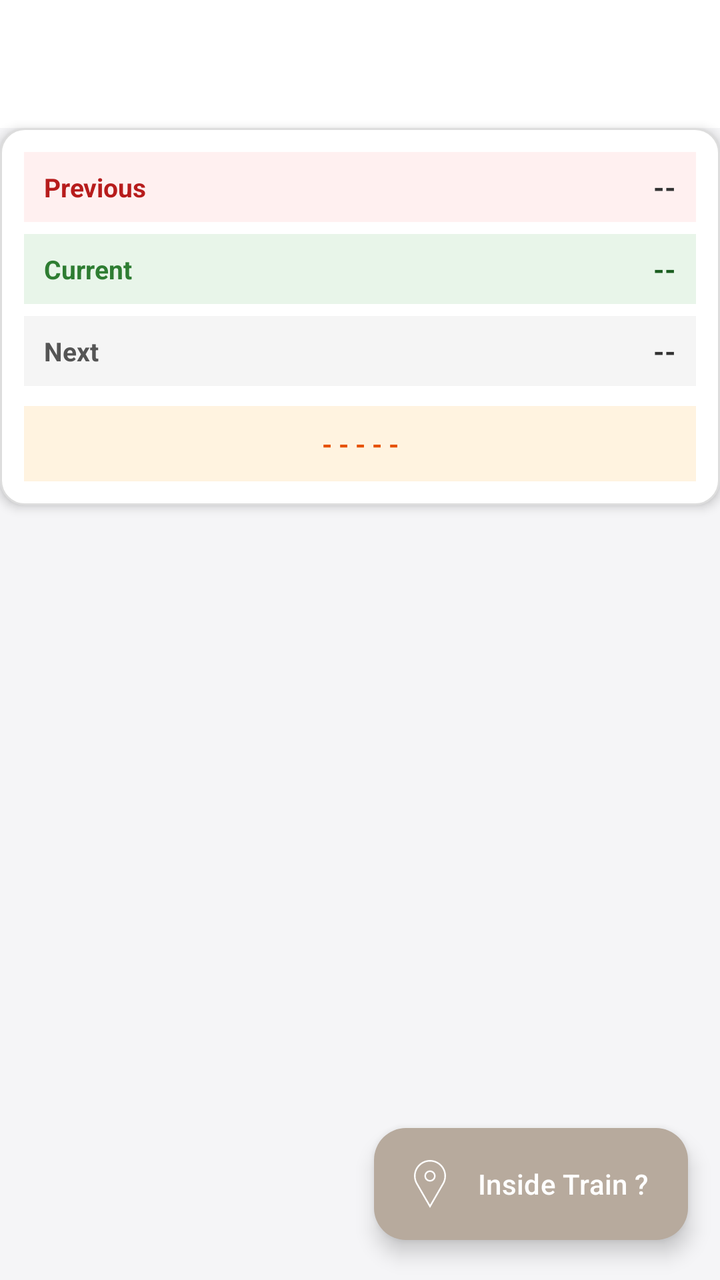
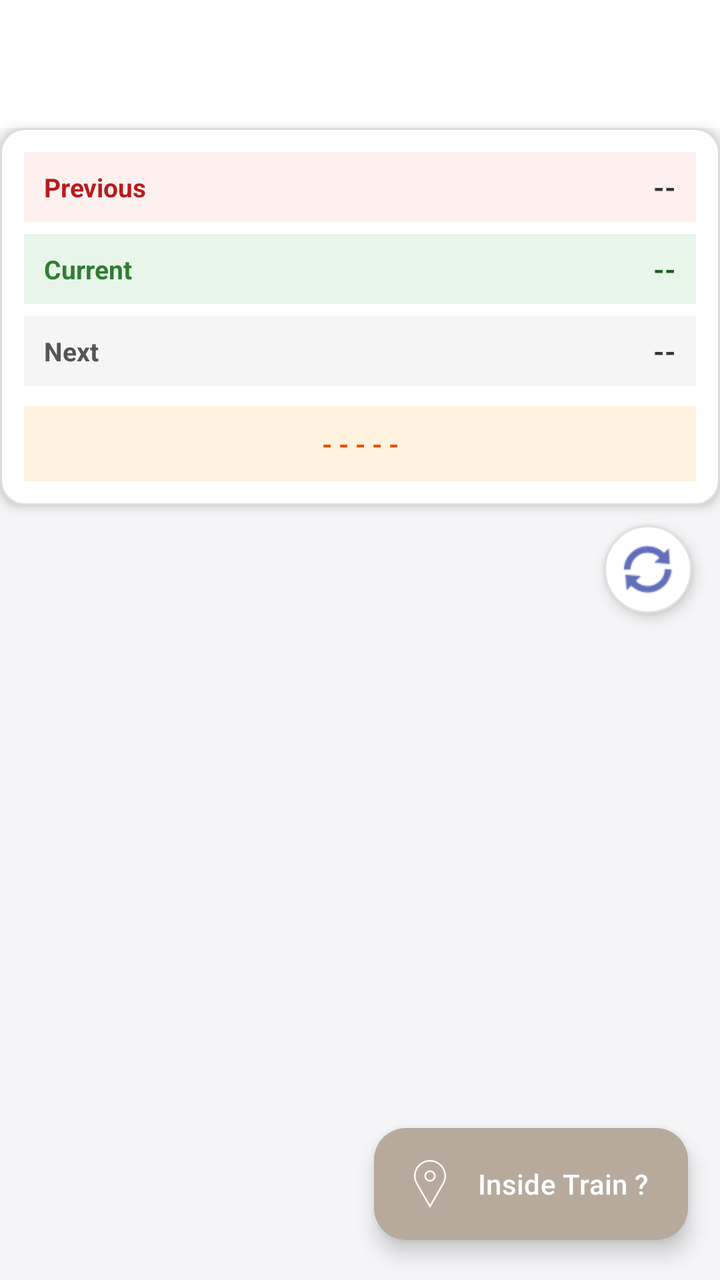

The first picture is an Android layout as it rendered before a commit; the second is the same layout after the commit. The layout source and the unified diff follow.
<!-- AndroidManifest.xml: application theme Theme.RailRadar -->
<!-- res/layout/live_train_tracking_combined_main.xml -->
<LinearLayout xmlns:android="http://schemas.android.com/apk/res/android"
    android:layout_height="match_parent"
    android:layout_width="match_parent"
    xmlns:app="http://schemas.android.com/apk/res-auto"
    android:orientation="vertical">
    <include layout="@layout/custom_toolbar" />
    <include layout="@layout/live_train_tracking_header_route_columns" />
    <androidx.recyclerview.widget.RecyclerView
        android:layout_width="match_parent"
        android:layout_height="match_parent"
        android:id="@+id/live_train_tracking_recycler_view"
        android:layout_weight="1"
        android:clipChildren="false"
        android:clipToPadding="false"
        />
    <com.google.android.material.floatingactionbutton.ExtendedFloatingActionButton
        android:id="@+id/insideTrainBtn"
        android:layout_width="wrap_content"
        android:layout_height="wrap_content"
        android:layout_gravity="bottom|end"
        android:layout_marginEnd="16dp"
        android:layout_marginBottom="20dp"
        android:text="Inside Train ?"
        android:textColor="#FFFFFF"
        app:icon="@drawable/nearby_station_icon"
        app:iconTint="#FFFFFF"
        app:backgroundTint="#B7AA9D"
        app:cornerRadius="24dp"
        app:elevation="6dp" />

</LinearLayout>
<!-- res/layout/custom_toolbar.xml (included above) -->
<?xml version="1.0" encoding="utf-8"?>
<com.google.android.material.appbar.AppBarLayout android:layout_width="match_parent"
    android:id="@+id/customAppBarLayout"
    android:layout_height="wrap_content"
    xmlns:android="http://schemas.android.com/apk/res/android"
    xmlns:app="http://schemas.android.com/apk/res-auto">

    <androidx.appcompat.widget.Toolbar
            android:layout_width="match_parent"
            android:layout_height="wrap_content"
            android:id="@+id/application_custom_toolbar"
            >
        </androidx.appcompat.widget.Toolbar>
    </com.google.android.material.appbar.AppBarLayout>
<!-- res/layout/live_train_tracking_header_route_columns.xml (included above) -->
<?xml version="1.0" encoding="utf-8"?>
<LinearLayout xmlns:android="http://schemas.android.com/apk/res/android"
    android:layout_width="match_parent"
    android:layout_height="wrap_content"
    android:orientation="vertical"
    android:background="@drawable/bg_passenger_pnr_card"
    android:padding="12dp"
    android:elevation="3dp">

    
    <LinearLayout
        android:layout_width="match_parent"
        android:layout_height="wrap_content"
        android:orientation="horizontal"
        android:paddingVertical="8dp"
        android:paddingHorizontal="10dp"
        android:background="#FFF0F0"
        android:gravity="center_vertical">

        <TextView
            android:layout_width="0dp"
            android:layout_height="wrap_content"
            android:layout_weight="1"
            android:text="Previous"
            android:textStyle="bold"
            android:textSize="13sp"
            android:textColor="#B71C1C" />

        <TextView
            android:id="@+id/trackingHeaderPreviousStation"
            android:layout_width="0dp"
            android:layout_height="wrap_content"
            android:layout_weight="1.6"
            android:text="--"
            android:textSize="14sp"
            android:textStyle="bold"
            android:textColor="#333333"
            android:gravity="end"
            android:maxLines="1"
            android:ellipsize="end" />
    </LinearLayout>

    
    <LinearLayout
        android:layout_width="match_parent"
        android:layout_height="wrap_content"
        android:orientation="horizontal"
        android:layout_marginTop="6dp"
        android:paddingVertical="8dp"
        android:paddingHorizontal="10dp"
        android:background="#E8F5E9"
        android:gravity="center_vertical">

        <TextView
            android:layout_width="0dp"
            android:layout_height="wrap_content"
            android:layout_weight="1"
            android:text="Current"
            android:textStyle="bold"
            android:textSize="13sp"
            android:textColor="#2E7D32" />

        <TextView
            android:id="@+id/trackingHeaderCurrentStation"
            android:layout_width="0dp"
            android:layout_height="wrap_content"
            android:layout_weight="1.6"
            android:text="--"
            android:textSize="14sp"
            android:textStyle="bold"
            android:textColor="#1B5E20"
            android:gravity="end"
            android:maxLines="1"
            android:ellipsize="end" />
    </LinearLayout>

    
    <LinearLayout
        android:layout_width="match_parent"
        android:layout_height="wrap_content"
        android:orientation="horizontal"
        android:layout_marginTop="6dp"
        android:paddingVertical="8dp"
        android:paddingHorizontal="10dp"
        android:background="#F5F5F5"
        android:gravity="center_vertical">

        <TextView
            android:layout_width="0dp"
            android:layout_height="wrap_content"
            android:layout_weight="1"
            android:text="Next"
            android:textStyle="bold"
            android:textSize="13sp"
            android:textColor="#555555" />

        <TextView
            android:id="@+id/trackingHeaderNextStation"
            android:layout_width="0dp"
            android:layout_height="wrap_content"
            android:layout_weight="1.6"
            android:text="--"
            android:textSize="14sp"
            android:textStyle="bold"
            android:textColor="#333333"
            android:gravity="end"
            android:maxLines="1"
            android:ellipsize="end" />
    </LinearLayout>

    
    <TextView
        android:id="@+id/trackingHeaderStatusInfo"
        android:layout_width="match_parent"
        android:layout_height="wrap_content"
        android:layout_marginTop="10dp"
        android:paddingVertical="10dp"
        android:paddingHorizontal="12dp"
        android:background="#FFF3E0"
        android:text="- - - - -"
        android:textAlignment="center"
        android:textSize="13sp"
        android:textStyle="bold"
        android:textColor="#E65100" />

</LinearLayout>
<!-- resources referenced by this layout -->
<resources>
  <!-- drawable bg_passenger_pnr_card (drawable) -->
  <?xml version="1.0" encoding="utf-8"?>
  <shape xmlns:android="http://schemas.android.com/apk/res/android"
      android:shape="rectangle">
  
      
      <corners android:radius="12dp" />
  
      
      <solid android:color="@android:color/white" />
  
      
      <stroke
          android:width="1dp"
          android:color="#DDDDDD" />
  </shape>
  <!-- drawable nearby_station_icon (drawable) -->
  <vector xmlns:android="http://schemas.android.com/apk/res/android"
      android:width="800dp"
      android:height="800dp"
      android:viewportWidth="32"
      android:viewportHeight="32">
    <path
        android:pathData="M16.001,1.072c5.291,0 9.596,4.305 9.596,9.597 0,1.683 -0.446,3.341 -1.29,4.799l-8.307,14.394 -8.308,-14.395c-0.843,-1.456 -1.289,-3.115 -1.289,-4.798 0,-5.292 4.305,-9.597 9.597,-9.597zM16.001,14.4c2.058,0 3.731,-1.674 3.731,-3.731s-1.674,-3.731 -3.731,-3.731c-2.058,0 -3.732,1.674 -3.732,3.731s1.674,3.731 3.732,3.731zM16.001,0.006c-5.889,0 -10.663,4.775 -10.663,10.663 0,1.945 0.523,3.762 1.432,5.332l9.23,15.994 9.23,-15.994c0.909,-1.57 1.432,-3.387 1.432,-5.332 0,-5.888 -4.774,-10.663 -10.662,-10.663v0zM16.001,13.334c-1.472,0 -2.666,-1.193 -2.666,-2.665 0,-1.471 1.194,-2.665 2.666,-2.665s2.665,1.194 2.665,2.665c0,1.472 -1.193,2.665 -2.665,2.665v0z"
        android:fillColor="#000000"/>
  </vector>
  <style name="Theme.RailRadar" parent="Theme.Material3.DayNight.NoActionBar">
  
          
          <item name="colorPrimary">#1E3A8A</item>
          <item name="colorOnPrimary">#FFFFFF</item>
          <item name="colorPrimaryContainer">#DBE1FF</item>
          <item name="colorOnPrimaryContainer">#00174B</item>
  
          
          <item name="colorSecondary">#FF6E40</item>
          <item name="colorOnSecondary">#FFFFFF</item>
          <item name="colorSecondaryContainer">#FFDBCF</item>
          <item name="colorOnSecondaryContainer">#3A0B00</item>
  
          
          <item name="android:colorBackground">#F5F5F7</item>
          <item name="colorSurface">#FFFFFF</item>
          <item name="colorOnSurface">#1A1A1A</item>
          <item name="colorOnSurfaceVariant">#5C5C5C</item>
  
          
          <item name="android:statusBarColor">?attr/colorPrimary</item>
          <item name="android:windowLightStatusBar">false</item>
  
      </style>
</resources>

<!-- the commit's change to res/layout/live_train_tracking_combined_main.xml (unified diff, before → after) -->
@@ -1,32 +1,59 @@
+<?xml version="1.0" encoding="utf-8"?>
 <LinearLayout xmlns:android="http://schemas.android.com/apk/res/android"
+    xmlns:app="http://schemas.android.com/apk/res-auto"
+    android:layout_width="match_parent"
     android:layout_height="match_parent"
-    android:layout_width="match_parent"
-    xmlns:app="http://schemas.android.com/apk/res-auto"
     android:orientation="vertical">
+
     <include layout="@layout/custom_toolbar" />
+
     <include layout="@layout/live_train_tracking_header_route_columns" />
-    <androidx.recyclerview.widget.RecyclerView
-        android:layout_width="match_parent"
-        android:layout_height="match_parent"
-        android:id="@+id/live_train_tracking_recycler_view"
-        android:layout_weight="1"
-        android:clipChildren="false"
-        android:clipToPadding="false"
-        />
-    <com.google.android.material.floatingactionbutton.ExtendedFloatingActionButton
-        android:id="@+id/insideTrainBtn"
-        android:layout_width="wrap_content"
-        android:layout_height="wrap_content"
-        android:layout_gravity="bottom|end"
-        android:layout_marginEnd="16dp"
-        android:layout_marginBottom="20dp"
-        android:text="Inside Train ?"
-        android:textColor="#FFFFFF"
-        app:icon="@drawable/nearby_station_icon"
-        app:iconTint="#FFFFFF"
-        app:backgroundTint="#B7AA9D"
-        app:cornerRadius="24dp"
-        app:elevation="6dp" />
+
+    
+    <FrameLayout
+        android:layout_width="match_parent"
+        android:layout_height="0dp"
+        android:layout_weight="1">
+
+        <androidx.recyclerview.widget.RecyclerView
+            android:id="@+id/live_train_tracking_recycler_view"
+            android:layout_width="match_parent"
+            android:layout_height="match_parent"
+            android:clipChildren="false"
+            android:clipToPadding="false"
+            android:paddingBottom="80dp" />
+
+        
+        <ImageButton
+            android:id="@+id/btnRefreshLiveTracking"
+            android:layout_width="44dp"
+            android:layout_height="44dp"
+            android:layout_gravity="top|end"
+            android:layout_marginTop="10dp"
+            android:layout_marginEnd="14dp"
+            android:background="@drawable/bg_swap_button"
+            android:padding="10dp"
+            android:src="@android:drawable/ic_popup_sync"
+            app:tint="@color/chip_accent"
+            android:elevation="4dp"
+            android:contentDescription="Refresh tracking" />
+
+        
+        <com.google.android.material.floatingactionbutton.ExtendedFloatingActionButton
+            android:id="@+id/insideTrainBtn"
+            android:layout_width="wrap_content"
+            android:layout_height="wrap_content"
+            android:layout_gravity="bottom|end"
+            android:layout_marginEnd="16dp"
+            android:layout_marginBottom="20dp"
+            android:text="Inside Train ?"
+            android:textColor="#FFFFFF"
+            app:icon="@drawable/nearby_station_icon"
+            app:iconTint="#FFFFFF"
+            app:backgroundTint="#B7AA9D"
+            app:cornerRadius="24dp"
+            app:elevation="6dp" />
+    </FrameLayout>
 
 </LinearLayout>
 <!-- res/layout/custom_toolbar.xml (included above) -->
<!-- resource entries referenced after the edit -->
@@ -1,5 +1,6 @@
 <!-- resources referenced by this layout -->
 <resources>
+  <color name="chip_accent">#626EBA</color>
   <!-- drawable bg_passenger_pnr_card (drawable) -->
   <?xml version="1.0" encoding="utf-8"?>
   <shape xmlns:android="http://schemas.android.com/apk/res/android"
@@ -16,6 +17,19 @@
           android:width="1dp"
           android:color="#DDDDDD" />
   </shape>
+  <!-- drawable bg_swap_button (drawable) -->
+  <?xml version="1.0" encoding="utf-8"?>
+  <ripple xmlns:android="http://schemas.android.com/apk/res/android"
+      android:color="#E0E0E0">
+      <item>
+          <shape android:shape="oval">
+              <solid android:color="#FFFFFF" />
+              <stroke
+                  android:width="1dp"
+                  android:color="#E0E0E0" />
+          </shape>
+      </item>
+  </ripple>
   <!-- drawable nearby_station_icon (drawable) -->
   <vector xmlns:android="http://schemas.android.com/apk/res/android"
       android:width="800dp"
